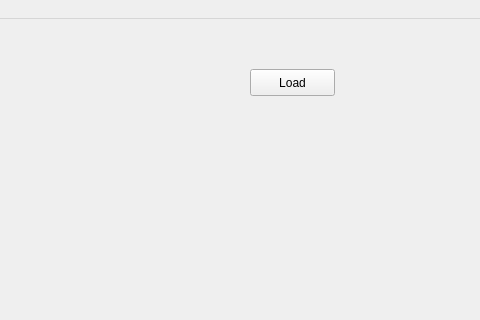
Before: the Qt Designer form src/mainwindow.ui in delcypher/simi-qt, drawn with Qt 5; both pictures show x 320 to 800 and y 0 to 320 of the 800 by 600 pixel window.
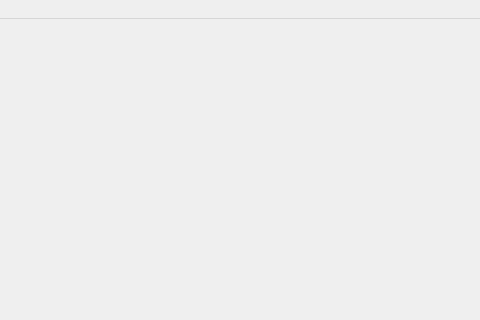
After: the same form once the commit is applied. Custom widgets are drawn as their Qt base class.

Commit message: Added Exit option in MainWindow menu

```diff
--- a/src/mainwindow.ui
+++ b/src/mainwindow.ui
@@ -17,26 +17,13 @@
    <widget class="QVTKWidget" name="qvtkWidget">
     <property name="geometry">
      <rect>
-      <x>40</x>
-      <y>30</y>
+      <x>10</x>
+      <y>10</y>
       <width>421</width>
       <height>391</height>
      </rect>
     </property>
    </widget>
-   <widget class="QPushButton" name="pushButton">
-    <property name="geometry">
-     <rect>
-      <x>570</x>
-      <y>50</y>
-      <width>85</width>
-      <height>27</height>
-     </rect>
-    </property>
-    <property name="text">
-     <string>Load</string>
-    </property>
-   </widget>
   </widget>
   <widget class="QMenuBar" name="menubar">
    <property name="geometry">
```
Left out of the diff: 30 changed lines with no effect on the pictures.
